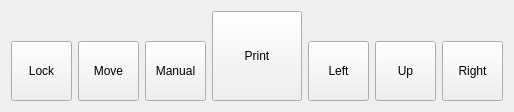
The window that indexerwidget.ui (mishkoLitvin/L_Aries-progect) describes before a commit, drawn with Qt 5.
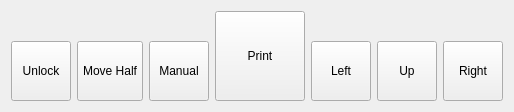
The same window after the commit. Icons and pictures are not drawn.

Commit message: IndexerLift widget command enum and send function add. Hide buttons setuped

Patch:
```diff
--- a/indexerwidget.ui
+++ b/indexerwidget.ui
@@ -37,7 +37,7 @@
        <item>
         <layout class="QHBoxLayout" name="horizontalLayout">
          <item>
-          <widget class="QPushButton" name="pButtonLock">
+          <widget class="QToolButton" name="pButtonLock">
            <property name="minimumSize">
             <size>
              <width>60</width>
@@ -45,7 +45,7 @@
             </size>
            </property>
            <property name="text">
-            <string>Lock</string>
+            <string>Unlock</string>
            </property>
            <property name="iconSize">
             <size>
@@ -53,10 +53,16 @@
              <height>40</height>
             </size>
            </property>
+           <property name="checkable">
+            <bool>true</bool>
+           </property>
+           <property name="toolButtonStyle">
+            <enum>Qt::ToolButtonTextUnderIcon</enum>
+           </property>
           </widget>
          </item>
          <item>
-          <widget class="QPushButton" name="pButtonMove">
+          <widget class="QToolButton" name="pButtonMove">
            <property name="minimumSize">
             <size>
              <width>60</width>
@@ -64,7 +70,7 @@
             </size>
            </property>
            <property name="text">
-            <string>Move</string>
+            <string>Move Half</string>
            </property>
            <property name="iconSize">
             <size>
@@ -72,10 +78,16 @@
              <height>40</height>
             </size>
            </property>
+           <property name="checkable">
+            <bool>true</bool>
+           </property>
+           <property name="toolButtonStyle">
+            <enum>Qt::ToolButtonTextUnderIcon</enum>
+           </property>
           </widget>
          </item>
          <item>
-          <widget class="QPushButton" name="pButtonAuto">
+          <widget class="QToolButton" name="pButtonAuto">
            <property name="minimumSize">
             <size>
              <width>60</width>
@@ -91,6 +103,12 @@
              <height>40</height>
             </size>
            </property>
+           <property name="checkable">
+            <bool>true</bool>
+           </property>
+           <property name="toolButtonStyle">
+            <enum>Qt::ToolButtonTextUnderIcon</enum>
+           </property>
           </widget>
          </item>
         </layout>
@@ -98,7 +116,7 @@
       </layout>
      </item>
      <item>
-      <widget class="QPushButton" name="pButtonPrint">
+      <widget class="QToolButton" name="pButtonPrint">
        <property name="minimumSize">
         <size>
          <width>90</width>
@@ -122,6 +140,9 @@
        <property name="checkable">
         <bool>true</bool>
        </property>
+       <property name="toolButtonStyle">
+        <enum>Qt::ToolButtonTextUnderIcon</enum>
+       </property>
       </widget>
      </item>
      <item>
@@ -142,7 +163,7 @@
        <item>
         <layout class="QHBoxLayout" name="horizontalLayout_2">
          <item>
-          <widget class="QPushButton" name="pButtonMoveLeft">
+          <widget class="QToolButton" name="pButtonMoveLeft">
            <property name="minimumSize">
             <size>
              <width>60</width>
@@ -158,10 +179,13 @@
              <height>40</height>
             </size>
            </property>
+           <property name="toolButtonStyle">
+            <enum>Qt::ToolButtonTextUnderIcon</enum>
+           </property>
           </widget>
          </item>
          <item>
-          <widget class="QPushButton" name="pButtonMoveUp">
+          <widget class="QToolButton" name="pButtonMoveUp">
            <property name="minimumSize">
             <size>
              <width>60</width>
@@ -177,10 +201,16 @@
              <height>40</height>
             </size>
            </property>
+           <property name="checkable">
+            <bool>true</bool>
+           </property>
+           <property name="toolButtonStyle">
+            <enum>Qt::ToolButtonTextUnderIcon</enum>
+           </property>
           </widget>
          </item>
          <item>
-          <widget class="QPushButton" name="pButtonRight">
+          <widget class="QToolButton" name="pButtonMoveRight">
            <property name="minimumSize">
             <size>
              <width>60</width>
@@ -196,6 +226,9 @@
              <height>40</height>
             </size>
            </property>
+           <property name="toolButtonStyle">
+            <enum>Qt::ToolButtonTextUnderIcon</enum>
+           </property>
           </widget>
          </item>
         </layout>
```
Left out of the diff: 27 changed lines with no effect on the pictures. The commit also changes 5 other files.
